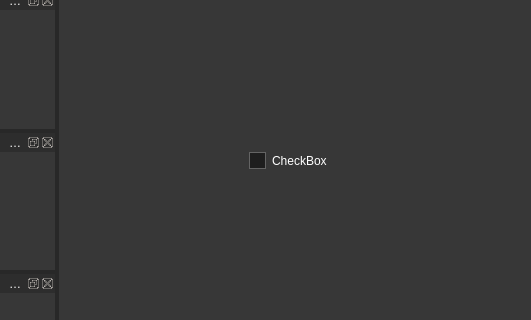
First picture: the form in ui/toolkit.ui, repository dprandle/toolkit_new, before the edit; both pictures show x 0 to 531 and y 184 to 504 of the 1137 by 900 pixel window.
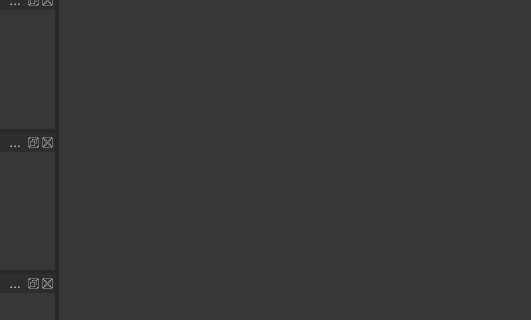
Second picture: the form after the edit. Icons and pictures are not drawn. Custom widgets are drawn as their Qt base class.

What changed in the file:
```diff
--- a/ui/toolkit.ui
+++ b/ui/toolkit.ui
@@ -148,15 +148,6 @@
 		image: url(:/style_items/icons/style_items/tree_branch_open.png);
 }
 
-/* QSpinBox and QDoubleSpinBox Section*/
-QSpinBox,QDoubleSpinBox
-{
-background-color: rgb(30,30,30);
-color: white;
-border: 1px solid rgb(100,100,100);
-min-width: 50px;
-}
-
 QLabel:disabled
 {
 color: rgb(200,200,200);
@@ -170,89 +161,6 @@
 min-width: 50px;
 }
 
-QSpinBox::up-button,QDoubleSpinBox::up-button
-{
-background-color: qlineargradient(spread:reflect, x1:0, y1:0.051, x2:0, y2:1, stop:0 rgba(97, 97, 97, 255), stop:0.642045 rgba(30, 30, 30, 255), stop:1 rgba(48, 48, 48, 255));
-}
-
-QSpinBox::down-button,QDoubleSpinBox::down-button
-{
-background-color: qlineargradient(spread:reflect, x1:0, y1:0.051, x2:0, y2:1, stop:0 rgba(97, 97, 97, 255), stop:0.642045 rgba(30, 30, 30, 255), stop:1 rgba(48, 48, 48, 255));
-}
-
-QSpinBox::up-button:hover,QDoubleSpinBox::up-button:hover
-{
-background-color: qlineargradient(spread:reflect, x1:0, y1:0.051, x2:0, y2:1, stop:0 rgba(236, 100, 0, 255), stop:0.625 rgba(255, 118, 18, 255), stop:1 rgba(196, 66, 0, 255));
-}
-
-QSpinBox::down-button:hover,QDoubleSpinBox::down-button:hover
-{
-background-color: qlineargradient(spread:reflect, x1:0, y1:0.051, x2:0, y2:1, stop:0 rgba(236, 100, 0, 255), stop:0.625 rgba(255, 118, 18, 255), stop:1 rgba(196, 66, 0, 255));
-}
-
-QSpinBox::up-button:pressed,QDoubleSpinBox::up-button:pressed
-{
-background-color: qlineargradient(spread:reflect, x1:0, y1:0.051, x2:0, y2:1, stop:0 rgba(124, 52, 0, 255), stop:0.625 rgba(36, 16, 2, 255), stop:1 rgba(97, 32, 0, 255));
-}
-
-QSpinBox::down-button:pressed,QDoubleSpinBox::down-button:pressed
-{
-background-color: qlineargradient(spread:reflect, x1:0, y1:0.051, x2:0, y2:1, stop:0 rgba(124, 52, 0, 255), stop:0.625 rgba(36, 16, 2, 255), stop:1 rgba(97, 32, 0, 255));
-}
-
-QSpinBox::up-button:disabled,QDoubleSpinBox::up-button:disabled
-{
-background-color: rgb(150,150,150);
-}
-
-QSpinBox::down-button:disabled,QDoubleSpinBox::down-button:disabled
-{
-background-color: rgb(150,150,150);
-}
-
-QSpinBox::up-arrow,QDoubleSpinBox::up-arrow
-{
-image: url(:/VecTB/icons/toolbars/Up_Arrow.png);
-width: 6px;
-height: 6px; 
-}
-
-QSpinBox::down-arrow,QDoubleSpinBox::down-arrow
-{
-image: url(:/VecTB/icons/toolbars/Down_Arrow.png);
-width: 6px;
-height: 6px; 
-}
-
-QSpinBox::up-arrow:hover,QDoubleSpinBox::up-arrow:hover
-{
-image: url(:/VecTB/icons/toolbars/Up_Arrow.png);
-width: 6px;
-height: 6px; 
-}
-
-QSpinBox::down-arrow:hover,QDoubleSpinBox::down-arrow:hover
-{
-image: url(:/VecTB/icons/toolbars/Down_Arrow.png);
-width: 6px;
-height: 6px; 
-}
-
-QSpinBox::up-arrow:disabled,QDoubleSpinBox::up-arrow:disabled
-{
-image: url(:/VecTB/icons/toolbars/Up_Arrow.png);
-width: 6px;
-height: 6px; 
-}
-
-QSpinBox::down-arrow:disabled,QDoubleSpinBox::down-arrow:disabled
-{
-image: url(:/VecTB/icons/toolbars/Down_Arrow.png);
-width: 6px;
-height: 6px; 
-}
-/* End of code for QSpinBox and QDoubleSpinBox*/
-
 
 QMenuBar::item {
 background-color: transparent;
@@ -368,28 +276,6 @@
    <property name="focusPolicy">
     <enum>Qt::StrongFocus</enum>
    </property>
-   <widget class="QCheckBox" name="checkBox">
-    <property name="geometry">
-     <rect>
-      <x>190</x>
-      <y>300</y>
-      <width>85</width>
-      <height>21</height>
-     </rect>
-    </property>
-    <property name="text">
-     <string>CheckBox</string>
-    </property>
-    <property name="checked">
-     <bool>false</bool>
-    </property>
-    <property name="autoRepeat">
-     <bool>false</bool>
-    </property>
-    <property name="tristate">
-     <bool>true</bool>
-    </property>
-   </widget>
   </widget>
   <widget class="QMenuBar" name="menuBar">
    <property name="geometry">
```
